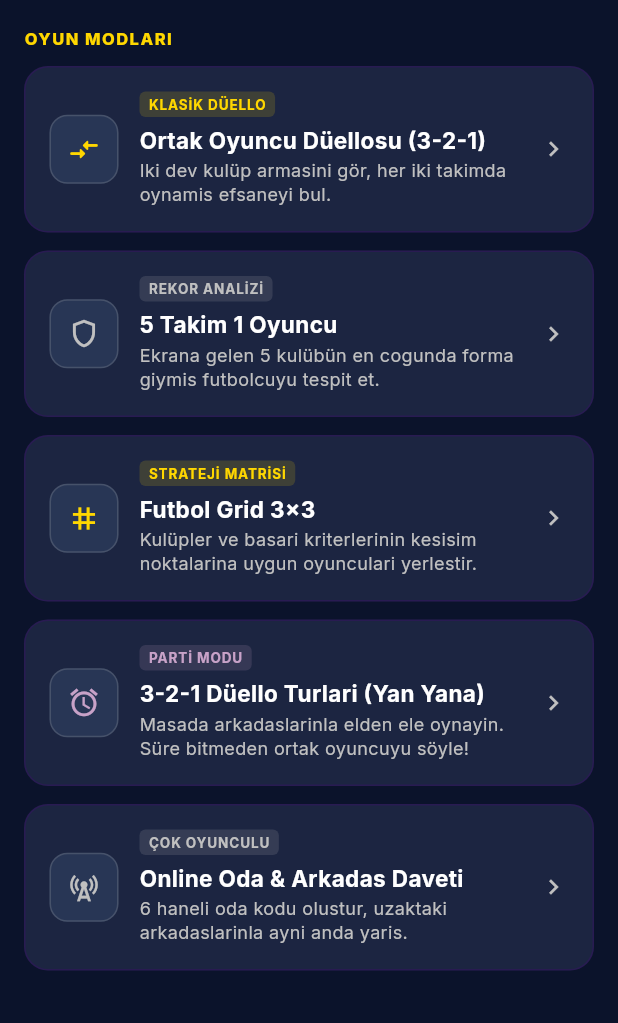
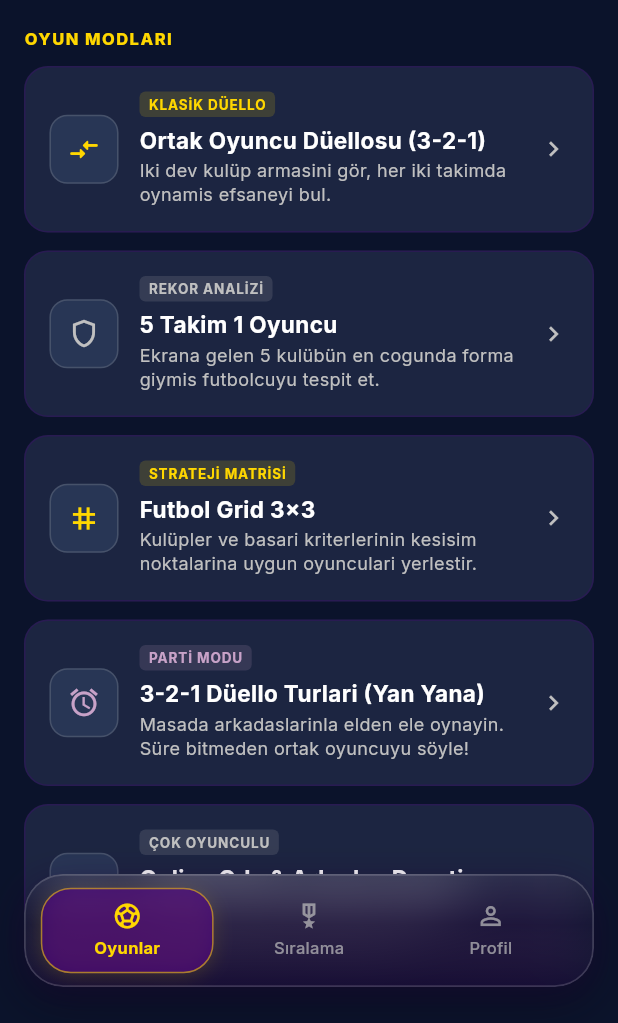
Before and after one commit to luxiq213/futbol-arena, a Flutter app: the screen it shows after launch, on a phone screen of 412 x 824 dp, the part 213-1236 px from its top. Run offline on Flutter 3.47's test engine with Material 3 defaults, Android fonts, the phone set to English and light mode, and no system bars; our stand-ins replace google_fonts, shared_preferences; accounts and stored records are empty.

Commit message:
feat: implement always-visible floating frosted-glass footer navbar

```diff
--- a/lib/views/home/home_screen.dart
+++ b/lib/views/home/home_screen.dart
@@ -1,9 +1,10 @@
 import 'package:flutter/material.dart';
 import 'package:provider/provider.dart';
 import '../../core/constants/app_colors.dart';
+import '../../data/models/user_model.dart';
 import '../../providers/auth_provider.dart';
 import '../widgets/app_app_bar.dart';
-import '../widgets/app_natural_footer.dart';
+import '../widgets/app_floating_glass_footer.dart';
 import '../games/common_player/common_player_screen.dart';
 import '../games/five_clubs/five_clubs_screen.dart';
 import '../games/football_grid/football_grid_screen.dart';
@@ -27,18 +28,60 @@ class _HomeScreenState extends State<HomeScreen> {
   Widget build(BuildContext context) {
     final auth = context.watch<AuthProvider>();
     final user = auth.currentUser;
+    final bottomInset = MediaQuery.of(context).padding.bottom;
 
     return Scaffold(
       backgroundColor: AppColors.background,
       appBar: const AppTopBar(title: 'Futbol Trivia'),
       body: SafeArea(
+        bottom: false,
+        child: Stack(
+          children: [
+            // Scrollable Content Layer
+            Positioned.fill(
               child: SingleChildScrollView(
-          padding: const EdgeInsets.symmetric(horizontal: 16, vertical: 8),
+                padding: EdgeInsets.fromLTRB(16, 8, 16, bottomInset + 100),
                 child: Column(
                   crossAxisAlignment: CrossAxisAlignment.stretch,
                   children: [
                     // User Status Header Card
-              Container(
+                    _buildUserHeaderCard(user),
+
+                    const SizedBox(height: 18),
+
+                    // Modular Content based on _activeTab
+                    if (_activeTab == 0) ...[
+                      _buildGamesSection(context),
+                    ] else if (_activeTab == 1) ...[
+                      const LeaderboardScreen(isEmbedded: true),
+                    ] else ...[
+                      const ProfileScreen(isEmbedded: true),
+                    ],
+                  ],
+                ),
+              ),
+            ),
+
+            // Persistent Floating Glass Footer (Always visible, non-sticky floating island)
+            Positioned(
+              left: 0,
+              right: 0,
+              bottom: bottomInset > 0 ? bottomInset + 4 : 12,
+              child: AppFloatingGlassFooter(
+                activeIndex: _activeTab,
+                onTabSelected: (index) {
+                  setState(() => _activeTab = index);
+                },
+              ),
+            ),
+          ],
+        ),
+      ),
+    );
+  }
+
+  Widget _buildUserHeaderCard(UserModel? user) {
+    return Container(
       padding: const EdgeInsets.all(14),
       decoration: BoxDecoration(
         color: AppColors.surface,
@@ -112,30 +155,6 @@ class _HomeScreenState extends State<HomeScreen> {
             ),
           ),
         ],
-                ),
-              ),
-
-              const SizedBox(height: 18),
-
-              // Modular Content based on _activeTab
-              if (_activeTab == 0) ...[
-                _buildGamesSection(context),
-              ] else if (_activeTab == 1) ...[
-                const LeaderboardScreen(isEmbedded: true),
-              ] else ...[
-                const ProfileScreen(isEmbedded: true),
-              ],
-
-              // Natural Flow Footer (Not fixed, sits at end of scroll flow)
-              AppNaturalFooter(
-                activeIndex: _activeTab,
-                onTabSelected: (index) {
-                  setState(() => _activeTab = index);
-                },
-              ),
-            ],
-          ),
-        ),
       ),
     );
   }
--- /dev/null
+++ b/lib/views/widgets/app_floating_glass_footer.dart
@@ -0,0 +1,163 @@
+import 'dart:ui';
+import 'package:flutter/material.dart';
+import '../../core/constants/app_colors.dart';
+import '../../core/utils/sound_effects.dart';
+
+class AppFloatingGlassFooter extends StatelessWidget {
+  final int activeIndex;
+  final ValueChanged<int> onTabSelected;
+
+  const AppFloatingGlassFooter({
+    super.key,
+    required this.activeIndex,
+    required this.onTabSelected,
+  });
+
+  @override
+  Widget build(BuildContext context) {
+    return Container(
+      margin: const EdgeInsets.fromLTRB(16, 0, 16, 12),
+      decoration: BoxDecoration(
+        borderRadius: BorderRadius.circular(26),
+        boxShadow: [
+          BoxShadow(
+            color: Colors.black.withValues(alpha: 0.40),
+            blurRadius: 24,
+            offset: const Offset(0, 10),
+            spreadRadius: 0,
+          ),
+          BoxShadow(
+            color: AppColors.deepPurple.withValues(alpha: 0.18),
+            blurRadius: 18,
+            offset: const Offset(0, 4),
+          ),
+        ],
+      ),
+      child: ClipRRect(
+        borderRadius: BorderRadius.circular(26),
+        child: BackdropFilter(
+          filter: ImageFilter.blur(sigmaX: 18, sigmaY: 18),
+          child: Container(
+            padding: const EdgeInsets.symmetric(horizontal: 10, vertical: 8),
+            decoration: BoxDecoration(
+              // Translucent frosted glass effect
+              color: AppColors.surface.withValues(alpha: 0.58),
+              borderRadius: BorderRadius.circular(26),
+              border: Border.all(
+                color: Colors.white.withValues(alpha: 0.16),
+                width: 1.2,
+              ),
+              gradient: LinearGradient(
+                begin: Alignment.topCenter,
+                end: Alignment.bottomCenter,
+                colors: [
+                  Colors.white.withValues(alpha: 0.12),
+                  Colors.white.withValues(alpha: 0.02),
+                  AppColors.deepPurple.withValues(alpha: 0.15),
+                ],
+                stops: const [0.0, 0.45, 1.0],
+              ),
+            ),
+            child: Row(
+              children: [
+                // 1. Oyunlar
+                Expanded(
+                  child: _buildGlassTabItem(
+                    index: 0,
+                    icon: Icons.sports_soccer,
+                    label: 'Oyunlar',
+                    isActive: activeIndex == 0,
+                  ),
+                ),
+                const SizedBox(width: 6),
+                // 2. Sıralama
+                Expanded(
+                  child: _buildGlassTabItem(
+                    index: 1,
+                    icon: Icons.military_tech_outlined,
+                    label: 'Sıralama',
+                    isActive: activeIndex == 1,
+                  ),
+                ),
+                const SizedBox(width: 6),
+                // 3. Profil
+                Expanded(
+                  child: _buildGlassTabItem(
+                    index: 2,
+                    icon: Icons.person_outline,
+                    label: 'Profil',
+                    isActive: activeIndex == 2,
+                  ),
+                ),
+              ],
+            ),
+          ),
+        ),
+      ),
+    );
+  }
+
+  Widget _buildGlassTabItem({
+    required int index,
+    required IconData icon,
+    required String label,
+    required bool isActive,
+  }) {
+    return Material(
+      color: Colors.transparent,
+      child: InkWell(
+        borderRadius: BorderRadius.circular(20),
+        onTap: () {
+          GameFeedback.tick();
+          onTabSelected(index);
+        },
+        child: AnimatedContainer(
+          duration: const Duration(milliseconds: 220),
+          curve: Curves.easeInOut,
+          padding: const EdgeInsets.symmetric(vertical: 8),
+          decoration: BoxDecoration(
+            color: isActive
+                ? AppColors.deepPurple.withValues(alpha: 0.65)
+                : Colors.transparent,
+            borderRadius: BorderRadius.circular(20),
+            border: Border.all(
+              color: isActive
+                  ? AppColors.gold.withValues(alpha: 0.55)
+                  : Colors.transparent,
+              width: 1.0,
+            ),
+            boxShadow: isActive
+                ? [
+                    BoxShadow(
+                      color: AppColors.gold.withValues(alpha: 0.15),
+                      blurRadius: 10,
+                      offset: const Offset(0, 2),
+                    ),
+                  ]
+                : null,
+          ),
+          child: Column(
+            mainAxisSize: MainAxisSize.min,
+            children: [
+              Icon(
+                icon,
+                color: isActive ? AppColors.gold : AppColors.silver.withValues(alpha: 0.7),
+                size: 20,
+              ),
+              const SizedBox(height: 3),
+              Text(
+                label,
+                style: TextStyle(
+                  fontSize: 11,
+                  fontWeight: isActive ? FontWeight.w700 : FontWeight.w500,
+                  color: isActive ? AppColors.gold : AppColors.silver.withValues(alpha: 0.7),
+                  letterSpacing: 0.2,
+                ),
+              ),
+            ],
+          ),
+        ),
+      ),
+    );
+  }
+}
--- a/lib/views/widgets/app_natural_footer.dart
+++ b/lib/views/widgets/app_natural_footer.dart
@@ -1,9 +1,10 @@
 import 'package:flutter/material.dart';
-import '../../core/constants/app_colors.dart';
+import 'app_floating_glass_footer.dart';
 
+/// Backward-compatible alias for AppFloatingGlassFooter
 class AppNaturalFooter extends StatelessWidget {
   final int activeIndex;
-  final Function(int) onTabSelected;
+  final ValueChanged<int> onTabSelected;
 
   const AppNaturalFooter({
     super.key,
@@ -13,96 +14,9 @@ class AppNaturalFooter extends StatelessWidget {
 
   @override
   Widget build(BuildContext context) {
-    return Container(
-      margin: const EdgeInsets.only(top: 32, bottom: 24),
-      padding: const EdgeInsets.symmetric(horizontal: 16, vertical: 12),
-      decoration: BoxDecoration(
-        color: Colors.transparent,
-        border: Border(
-          top: BorderSide(
-            color: AppColors.border,
-            width: 1.0,
-          ),
-        ),
-      ),
-      child: Row(
-        children: [
-          // 1. Oyunlar
-          Expanded(
-            child: _buildFooterItem(
-              index: 0,
-              icon: Icons.sports_soccer,
-              label: 'Oyunlar',
-              isActive: activeIndex == 0,
-            ),
-          ),
-          // 2. Sıralama
-          Expanded(
-            child: _buildFooterItem(
-              index: 1,
-              icon: Icons.military_tech_outlined,
-              label: 'Sıralama',
-              isActive: activeIndex == 1,
-            ),
-          ),
-          // 3. Profil
-          Expanded(
-            child: _buildFooterItem(
-              index: 2,
-              icon: Icons.person_outline,
-              label: 'Profil',
-              isActive: activeIndex == 2,
-            ),
-          ),
-        ],
-      ),
-    );
-  }
-
-  Widget _buildFooterItem({
-    required int index,
-    required IconData icon,
-    required String label,
-    required bool isActive,
-  }) {
-    return Material(
-      color: Colors.transparent,
-      child: InkWell(
-        borderRadius: BorderRadius.circular(12),
-        onTap: () => onTabSelected(index),
-        child: Padding(
-          padding: const EdgeInsets.symmetric(vertical: 8),
-          child: Column(
-            mainAxisSize: MainAxisSize.min,
-            children: [
-              Icon(
-                icon,
-                color: isActive ? AppColors.gold : AppColors.textMuted,
-                size: 20,
-              ),
-              const SizedBox(height: 4),
-              Text(
-                label,
-                style: TextStyle(
-                  fontSize: 12,
-                  fontWeight: isActive ? FontWeight.w700 : FontWeight.w500,
-                  color: isActive ? AppColors.gold : AppColors.textMuted,
-                  letterSpacing: 0.3,
-                ),
-              ),
-              const SizedBox(height: 4),
-              Container(
-                width: 16,
-                height: 2,
-                decoration: BoxDecoration(
-                  color: isActive ? AppColors.gold : Colors.transparent,
-                  borderRadius: BorderRadius.circular(1),
-                ),
-              ),
-            ],
-          ),
-        ),
-      ),
+    return AppFloatingGlassFooter(
+      activeIndex: activeIndex,
+      onTabSelected: onTabSelected,
     );
   }
 }
```
Lines whose indentation alone changed are shown as unchanged.
